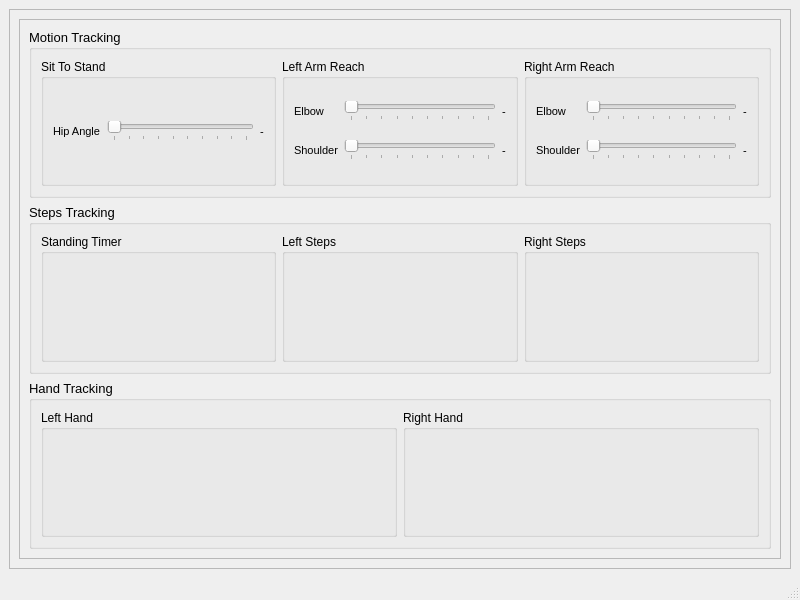
Before: the Qt Designer form app_util/ui/gui_thresh.ui in NeuroRehack/PhysiCam, drawn with Qt 5.
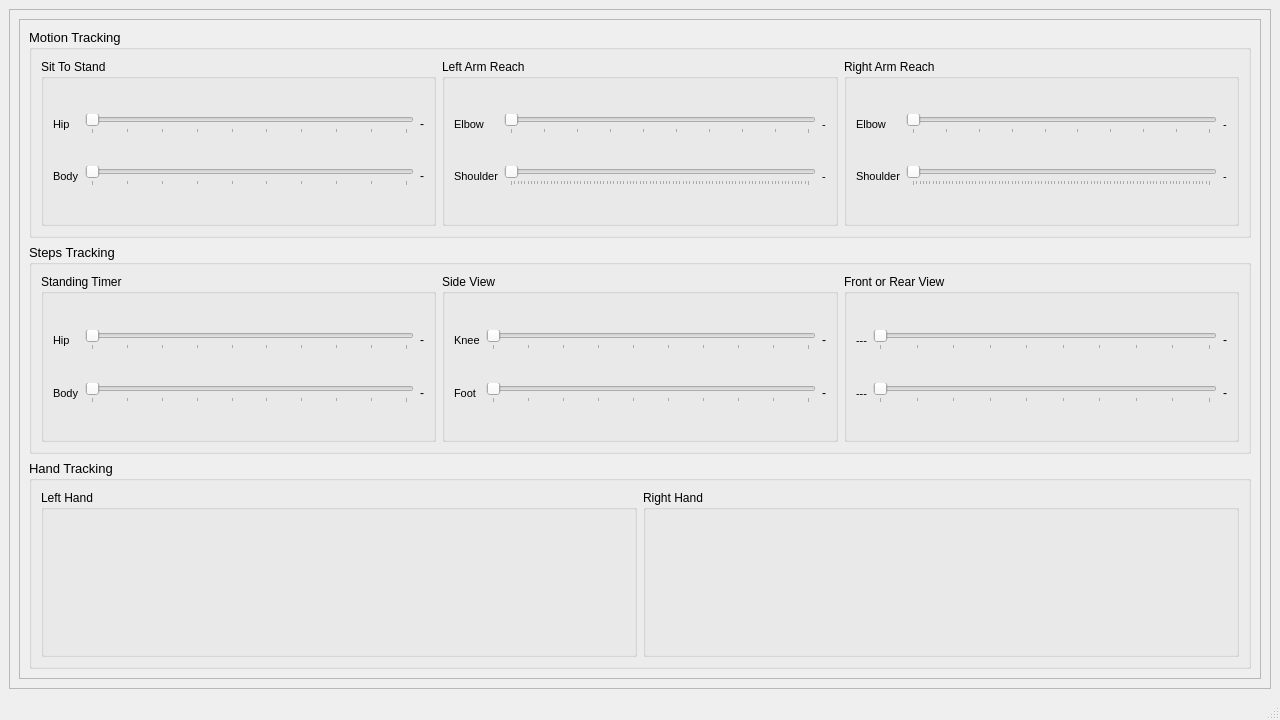
After: the same form once the commit is applied.

Commit message: added full threshold adjustments for left and right arm reaches

```diff
--- a/app_util/ui/gui_thresh.ui
+++ b/app_util/ui/gui_thresh.ui
@@ -6,8 +6,8 @@
    <rect>
     <x>0</x>
     <y>0</y>
-    <width>800</width>
-    <height>600</height>
+    <width>1280</width>
+    <height>720</height>
    </rect>
   </property>
   <property name="windowTitle">
@@ -31,8 +31,8 @@
         <rect>
          <x>0</x>
          <y>0</y>
-         <width>786</width>
-         <height>550</height>
+         <width>1266</width>
+         <height>670</height>
         </rect>
        </property>
        <layout class="QGridLayout" name="gridLayout_2">
@@ -74,18 +74,28 @@
                 </property>
                 <layout class="QGridLayout" name="gridLayout_3">
                  <item row="1" column="1">
-                  <widget class="QLabel" name="label_5">
-                   <property name="font">
-                    <font>
-                     <pointsize>8</pointsize>
-                    </font>
+                  <widget class="QSlider" name="sitToStand_bodyAngle_horizontalSlider">
+                   <property name="minimum">
+                    <number>90</number>
                    </property>
-                   <property name="text">
-                    <string>Hip Angle</string>
+                   <property name="maximum">
+                    <number>180</number>
+                   </property>
+                   <property name="singleStep">
+                    <number>1</number>
+                   </property>
+                   <property name="orientation">
+                    <enum>Qt::Horizontal</enum>
+                   </property>
+                   <property name="tickPosition">
+                    <enum>QSlider::TicksBelow</enum>
+                   </property>
+                   <property name="tickInterval">
+                    <number>0</number>
                    </property>
                   </widget>
                  </item>
-                 <item row="1" column="2">
+                 <item row="0" column="1">
                   <widget class="QSlider" name="sitToStand_hipAngle_horizontalSlider">
                    <property name="minimum">
                     <number>90</number>
@@ -107,13 +117,39 @@
                    </property>
                   </widget>
                  </item>
-                 <item row="1" column="3">
-                  <widget class="QLabel" name="hip_angle_label">
+                 <item row="1" column="0">
+                  <widget class="QLabel" name="label_6">
                    <property name="font">
                     <font>
                      <pointsize>8</pointsize>
                     </font>
                    </property>
+                   <property name="text">
+                    <string>Body</string>
+                   </property>
+                  </widget>
+                 </item>
+                 <item row="0" column="0">
+                  <widget class="QLabel" name="label_5">
+                   <property name="font">
+                    <font>
+                     <pointsize>8</pointsize>
+                    </font>
+                   </property>
+                   <property name="text">
+                    <string>Hip</string>
+                   </property>
+                  </widget>
+                 </item>
+                 <item row="0" column="2">
+                  <widget class="QLabel" name="label_7">
+                   <property name="text">
+                    <string>-</string>
+                   </property>
+                  </widget>
+                 </item>
+                 <item row="1" column="2">
+                  <widget class="QLabel" name="label_8">
                    <property name="text">
                     <string>-</string>
                    </property>
@@ -340,6 +376,90 @@
                 <property name="title">
                  <string>Standing Timer</string>
                 </property>
+                <layout class="QGridLayout" name="gridLayout_6">
+                 <item row="0" column="0">
+                  <widget class="QLabel" name="label_9">
+                   <property name="font">
+                    <font>
+                     <pointsize>8</pointsize>
+                    </font>
+                   </property>
+                   <property name="text">
+                    <string>Hip</string>
+                   </property>
+                  </widget>
+                 </item>
+                 <item row="0" column="1">
+                  <widget class="QSlider" name="standingTimer_hipAngle_horizontalSlider">
+                   <property name="minimum">
+                    <number>90</number>
+                   </property>
+                   <property name="maximum">
+                    <number>180</number>
+                   </property>
+                   <property name="singleStep">
+                    <number>1</number>
+                   </property>
+                   <property name="orientation">
+                    <enum>Qt::Horizontal</enum>
+                   </property>
+                   <property name="tickPosition">
+                    <enum>QSlider::TicksBelow</enum>
+                   </property>
+                   <property name="tickInterval">
+                    <number>0</number>
+                   </property>
+                  </widget>
+                 </item>
+                 <item row="1" column="0">
+                  <widget class="QLabel" name="label_12">
+                   <property name="font">
+                    <font>
+                     <pointsize>8</pointsize>
+                    </font>
+                   </property>
+                   <property name="text">
+                    <string>Body</string>
+                   </property>
+                  </widget>
+                 </item>
+                 <item row="1" column="1">
+                  <widget class="QSlider" name="standingTimer_bodyAngle_horizontalSlider">
+                   <property name="minimum">
+                    <number>90</number>
+                   </property>
+                   <property name="maximum">
+                    <number>180</number>
+                   </property>
+                   <property name="singleStep">
+                    <number>1</number>
+                   </property>
+                   <property name="orientation">
+                    <enum>Qt::Horizontal</enum>
+                   </property>
+                   <property name="tickPosition">
+                    <enum>QSlider::TicksBelow</enum>
+                   </property>
+                   <property name="tickInterval">
+                    <number>0</number>
+                   </property>
+                  </widget>
+                 </item>
+                 <item row="0" column="2">
+                  <widget class="QLabel" name="label_15">
+                   <property name="text">
+                    <string>-</string>
+                   </property>
+                  </widget>
+                 </item>
+                 <item row="1" column="2">
+                  <widget class="QLabel" name="label_16">
+                   <property name="text">
+                    <string>-</string>
+                   </property>
+                  </widget>
+                 </item>
+                </layout>
                </widget>
               </item>
               <item>
@@ -350,8 +470,92 @@
                  </font>
                 </property>
                 <property name="title">
-                 <string>Left Steps</string>
+                 <string>Side View</string>
                 </property>
+                <layout class="QGridLayout" name="gridLayout_7">
+                 <item row="0" column="0">
+                  <widget class="QLabel" name="label_10">
+                   <property name="font">
+                    <font>
+                     <pointsize>8</pointsize>
+                    </font>
+                   </property>
+                   <property name="text">
+                    <string>Knee</string>
+                   </property>
+                  </widget>
+                 </item>
+                 <item row="1" column="0">
+                  <widget class="QLabel" name="label_13">
+                   <property name="font">
+                    <font>
+                     <pointsize>8</pointsize>
+                    </font>
+                   </property>
+                   <property name="text">
+                    <string>Foot</string>
+                   </property>
+                  </widget>
+                 </item>
+                 <item row="0" column="1">
+                  <widget class="QSlider" name="stepsTracking_sideView_kneeAngle_horizontalSlider">
+                   <property name="minimum">
+                    <number>90</number>
+                   </property>
+                   <property name="maximum">
+                    <number>180</number>
+                   </property>
+                   <property name="singleStep">
+                    <number>1</number>
+                   </property>
+                   <property name="orientation">
+                    <enum>Qt::Horizontal</enum>
+                   </property>
+                   <property name="tickPosition">
+                    <enum>QSlider::TicksBelow</enum>
+                   </property>
+                   <property name="tickInterval">
+                    <number>0</number>
+                   </property>
+                  </widget>
+                 </item>
+                 <item row="1" column="1">
+                  <widget class="QSlider" name="stepsTracking_sideView_footAngle_horizontalSlider">
+                   <property name="minimum">
+                    <number>90</number>
+                   </property>
+                   <property name="maximum">
+                    <number>180</number>
+                   </property>
+                   <property name="singleStep">
+                    <number>1</number>
+                   </property>
+                   <property name="orientation">
+                    <enum>Qt::Horizontal</enum>
+                   </property>
+                   <property name="tickPosition">
+                    <enum>QSlider::TicksBelow</enum>
+                   </property>
+                   <property name="tickInterval">
+                    <number>0</number>
+                   </property>
+                  </widget>
+                 </item>
+                 <item row="0" column="2">
+                  <widget class="QLabel" name="label_17">
+                   <property name="text">
+                    <string>-</string>
+                   </property>
+                  </widget>
+                 </item>
+                 <item row="1" column="2">
+                  <widget class="QLabel" name="label_18">
+                   <property name="text">
+                    <string>-</string>
+                   </property>
+                  </widget>
+                 </item>
+                </layout>
                </widget>
               </item>
               <item>
@@ -362,8 +566,92 @@
                  </font>
                 </property>
                 <property name="title">
-                 <string>Right Steps</string>
+                 <string>Front or Rear View</string>
                 </property>
+                <layout class="QGridLayout" name="gridLayout_8">
+                 <item row="0" column="0">
+                  <widget class="QLabel" name="label_11">
+                   <property name="font">
+                    <font>
+                     <pointsize>8</pointsize>
+                    </font>
+                   </property>
+                   <property name="text">
+                    <string>---</string>
+                   </property>
+                  </widget>
+                 </item>
+                 <item row="0" column="1">
+                  <widget class="QSlider" name="sitToStand_hipAngle_horizontalSlider_7">
+                   <property name="minimum">
+                    <number>90</number>
+                   </property>
+                   <property name="maximum">
+                    <number>180</number>
+                   </property>
+                   <property name="singleStep">
+                    <number>1</number>
+                   </property>
+                   <property name="orientation">
+                    <enum>Qt::Horizontal</enum>
+                   </property>
+                   <property name="tickPosition">
+                    <enum>QSlider::TicksBelow</enum>
+                   </property>
+                   <property name="tickInterval">
+                    <number>0</number>
+                   </property>
+                  </widget>
+                 </item>
+                 <item row="1" column="0">
+                  <widget class="QLabel" name="label_14">
+                   <property name="font">
+                    <font>
+                     <pointsize>8</pointsize>
+                    </font>
+                   </property>
+                   <property name="text">
+                    <string>---</string>
+                   </property>
+                  </widget>
+                 </item>
+                 <item row="1" column="1">
+                  <widget class="QSlider" name="sitToStand_hipAngle_horizontalSlider_8">
+                   <property name="minimum">
+                    <number>90</number>
+                   </property>
+                   <property name="maximum">
+                    <number>180</number>
+                   </property>
+                   <property name="singleStep">
+                    <number>1</number>
+                   </property>
+                   <property name="orientation">
+                    <enum>Qt::Horizontal</enum>
+                   </property>
+                   <property name="tickPosition">
+                    <enum>QSlider::TicksBelow</enum>
+                   </property>
+                   <property name="tickInterval">
+                    <number>0</number>
+                   </property>
+                  </widget>
+                 </item>
+                 <item row="0" column="2">
+                  <widget class="QLabel" name="label_19">
+                   <property name="text">
+                    <string>-</string>
+                   </property>
+                  </widget>
+                 </item>
+                 <item row="1" column="2">
+                  <widget class="QLabel" name="label_20">
+                   <property name="text">
+                    <string>-</string>
+                   </property>
+                  </widget>
+                 </item>
+                </layout>
                </widget>
               </item>
              </layout>
```
Left out of the diff: 28 changed lines with no effect on the pictures. The commit also changes 5 other files.
